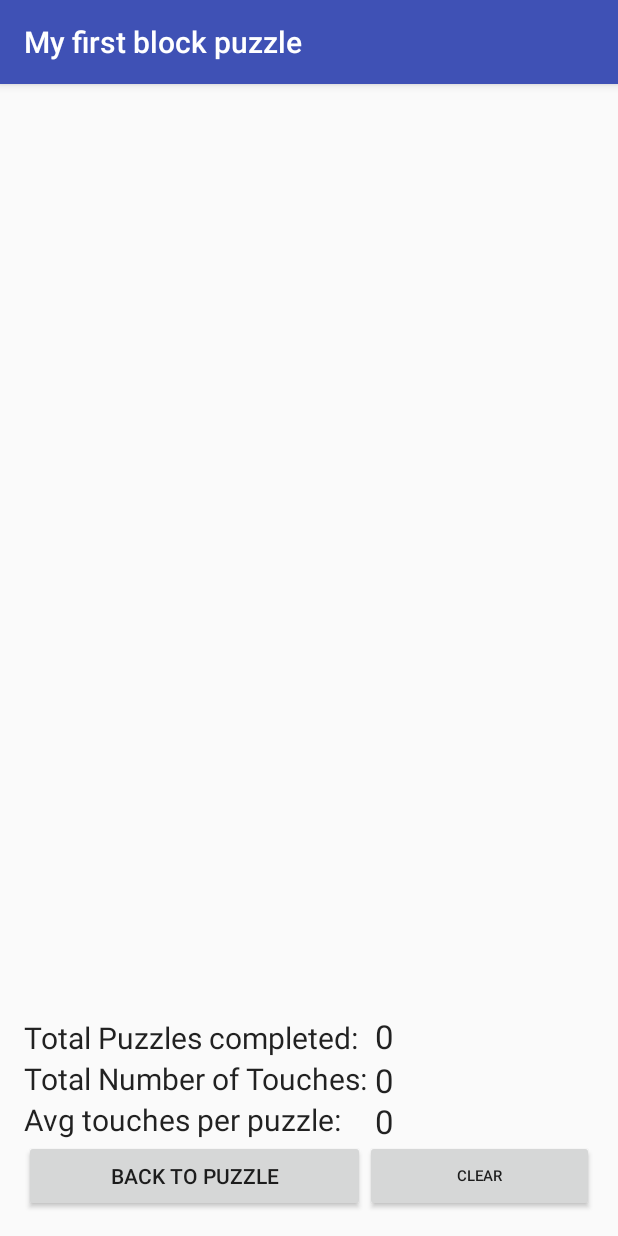
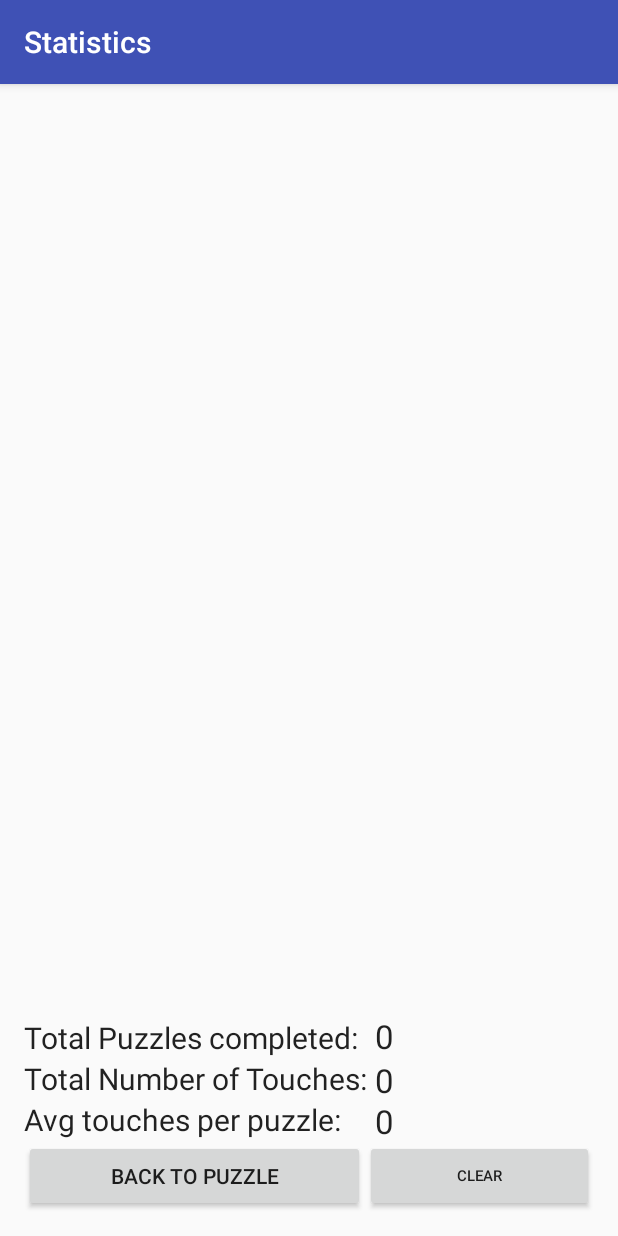
Before and after one commit to jedixo/CP3307_mobileTech_a1_blockPuzzle, an Android app: the MainActivity screen opened directly, with no data from a screen before it, in the options menu, after a tap on "Statistics", on a phone screen of 412 x 824 dp. Run offline under Robolectric (Android 15) with nearby library versions, the phone set to English and light mode, and no system bars.

Commit message:
100% finished android side

```diff
--- a/app/src/main/AndroidManifest.xml
+++ b/app/src/main/AndroidManifest.xml
@@ -27,7 +27,10 @@
                 <category android:name="android.intent.category.LAUNCHER" />
             </intent-filter>
         </activity>
-        <activity android:name=".StatisticsActivity"></activity>
+        <activity
+            android:name=".StatisticsActivity"
+            android:label="@string/statistics">
+        </activity>
     </application>
 
 </manifest>
--- a/app/src/main/java/com/example/jake_/cp3307_a1/DatabaseAccess.java
+++ b/app/src/main/java/com/example/jake_/cp3307_a1/DatabaseAccess.java
@@ -6,13 +6,20 @@ import android.database.Cursor;
 import android.database.sqlite.SQLiteDatabase;
 import android.database.sqlite.SQLiteOpenHelper;
 
-
+/**
+ * Database access controller
+ */
 public class DatabaseAccess extends SQLiteOpenHelper {
 
     private static int VERSION = 6;
     private static String TABLENAME = "performance";
     private static String DATABASE = "performanceData";
 
+    /**
+     * Initiator that sets up access to the database
+     *
+     * @param context the context of the activities
+     */
     public DatabaseAccess(Context context) {
         super(context, DATABASE, null, VERSION);
     }
@@ -20,25 +27,38 @@ public class DatabaseAccess extends SQLiteOpenHelper {
     @Override
     public void onCreate(SQLiteDatabase db) {
         setup(db);
-
     }
 
     @Override
     public void onUpgrade(SQLiteDatabase db, int oldVersion, int newVersion) {
         setup(db);
-
     }
 
-    private void setup(SQLiteDatabase up) {
-        up.execSQL("DROP TABLE IF EXISTS " + TABLENAME + ";");
-        up.execSQL("CREATE TABLE " + TABLENAME + " (_id INTEGER PRIMARY KEY, touches INTEGER);");
-
+    /**
+     * Setup - creates a table if none exists and sets it uo
+     *
+     * @param db - the database handle
+     */
+    private void setup(SQLiteDatabase db) {
+        db.execSQL("DROP TABLE IF EXISTS " + TABLENAME + ";");
+        db.execSQL("CREATE TABLE " + TABLENAME + " (_id INTEGER PRIMARY KEY, touches INTEGER);");
     }
 
+    /**
+     * getAllCursor - gets every row from the table
+     *
+     * @return - returns a cursor containing all rows
+     */
     public Cursor getAllCursor() {
         return getReadableDatabase().rawQuery("SELECT * FROM " + TABLENAME + ";", null);
     }
 
+    /**
+     * addNewEntry - adds a new entry to the db
+     *
+     * @param touches - number of touches to record
+     * @return - returns if the operation succeeded or not
+     */
     public boolean addNewEntry(int touches) {
         try {
             ContentValues values = new ContentValues();
@@ -46,11 +66,13 @@ public class DatabaseAccess extends SQLiteOpenHelper {
             getReadableDatabase().insert(TABLENAME, null, values);
             return true;
         } catch (Exception e) {
-            System.out.println(e.toString());
             return false;
         }
     }
 
+    /**
+     * clearAll - deletes everything form the table
+     */
     public void clearAll() {
         this.getReadableDatabase().execSQL("delete from " + TABLENAME + ";");
     }
--- a/app/src/main/java/com/example/jake_/cp3307_a1/MainActivity.java
+++ b/app/src/main/java/com/example/jake_/cp3307_a1/MainActivity.java
@@ -1,9 +1,6 @@
 package com.example.jake_.cp3307_a1;
 
 import android.content.Intent;
-import android.database.Cursor;
-import android.media.AudioManager;
-import android.media.SoundPool;
 import android.os.Bundle;
 import android.os.Handler;
 import android.support.v7.app.AppCompatActivity;
@@ -14,27 +11,33 @@ import android.view.View;
 import android.widget.Button;
 import android.widget.ImageView;
 
+/**
+ * mainActivity controller class
+ */
 public class MainActivity extends AppCompatActivity {
 
+    // objects that help control the puzzle
     private PictureWorker worker;
-    private static DatabaseAccess database;
+    private DatabaseAccess database;
     private SoundSystem soundSystem;
 
+    //resources from the activity XML
     private Button randomButton;
     private int[] drawablesPipes = {R.drawable.pipe1, R.drawable.pipe2, R.drawable.pipe3, R.drawable.pipe4, R.drawable.pipe5, R.drawable.pipe6};
     private int[] drawablesShapes = {R.drawable.shape1, R.drawable.shape2, R.drawable.shape3, R.drawable.shape4, R.drawable.shape5};
     private int[] drawablesPatterns = {R.drawable.patterns1, R.drawable.patterns2, R.drawable.patterns3, R.drawable.patterns4,
             R.drawable.patterns5, R.drawable.patterns6};
 
-    private String theme;
+    //other variables
     private int touches = 0;
 
-
+    /**
+     * initiator
+     */
     public MainActivity() {
         worker = new PictureWorker(this);
         worker.start();
     }
-
 
     @Override
     protected void onCreate(Bundle savedInstanceState) {
@@ -42,29 +45,31 @@ public class MainActivity extends AppCompatActivity {
         setContentView(R.layout.activity_main);
         Toolbar toolbar = (Toolbar) findViewById(R.id.toolbar);
         setSupportActionBar(toolbar);
-
-        randomButton = (Button) findViewById(R.id.randomButton);
-        randomButton.setEnabled(false);
-
         if (getSupportActionBar() != null) {
             getSupportActionBar().setDisplayHomeAsUpEnabled(true);
         }
 
-        //pass this entire array into controller
+        //sets up objects
+        database = new DatabaseAccess(this);
+        soundSystem = new SoundSystem(this);
+        randomButton = (Button) findViewById(R.id.randomButton);
+
+        if (randomButton != null) {
+            randomButton.setEnabled(false);
+        }
+
+        //passes imgviews to imageView controller
+        Handler handler = new Handler();
         ImageView[] imgViews = {(ImageView) findViewById(R.id.preview), (ImageView) findViewById(R.id.topLeft),
                 (ImageView) findViewById(R.id.topRight), (ImageView) findViewById(R.id.bottomLeft), (ImageView) findViewById(R.id.bottomRight)};
-
-        database = new DatabaseAccess(this);
-        soundSystem = new SoundSystem(this);
-
-        Handler handler = new Handler();
         ImageViewController.setViews(imgViews);
 
+        //gets the theme and tells picture worker to load images from that theme
         Bundle settingsData = getIntent().getExtras();
         if (settingsData != null) {
-            theme = settingsData.getString("theme");
-        }
+            String theme = settingsData.getString("theme");
 
+            if (theme != null) {
                 int length;
                 int[] drawables;
                 switch (theme) {
@@ -87,11 +92,12 @@ public class MainActivity extends AppCompatActivity {
                     worker.loadResource(drawable, handler);
                 }
             }
+        }
+    }
 
 
     @Override
     public boolean onCreateOptionsMenu(Menu menu) {
-        // Inflate the menu; this adds items to the action bar if it is present.
         getMenuInflater().inflate(R.menu.menu_main, menu);
         return true;
     }
@@ -103,12 +109,17 @@ public class MainActivity extends AppCompatActivity {
                 Intent intent = new Intent(this, StatisticsActivity.class);
                 startActivity(intent);
             }
-        } catch (Exception e){
+        } catch (Exception e) {
             //item not selected
         }
         return super.onOptionsItemSelected(item);
     }
 
+    /**
+     * random buttons callback
+     *
+     * @param view - the view
+     */
     public void Randomize(View view) {
         touches = 0;
         ImageViewController.reset();
@@ -116,6 +127,11 @@ public class MainActivity extends AppCompatActivity {
 
     }
 
+    /**
+     * each imageView calls back to this function
+     *
+     * @param view -  the view
+     */
     public void nextImage(View view) {
         touches += 1;
         switch (view.getId()) {
@@ -141,6 +157,10 @@ public class MainActivity extends AppCompatActivity {
 
     }
 
+    /**
+     * this plus the singleton image controller is the only way
+     * i could solve my memory leak
+     */
     @Override
     public void onDestroy() {
         super.onDestroy();
--- a/app/src/main/java/com/example/jake_/cp3307_a1/PictureWorker.java
+++ b/app/src/main/java/com/example/jake_/cp3307_a1/PictureWorker.java
@@ -7,9 +7,10 @@ import android.graphics.BitmapFactory;
 import android.os.Handler;
 import android.os.Looper;
 
-
+/**
+ * Picture worker class - 75% of the code is from the example poster to LJCU
+ */
 public class PictureWorker extends Thread {
-
 
     private ImageViewController imageViewController = ImageViewController.getInstance();
 
@@ -23,6 +24,14 @@ public class PictureWorker extends Thread {
         this.context = context;
     }
 
+    /**
+     * calculates the resample size
+     *
+     * @param options   - options for bitmap
+     * @param reqWidth  - set width
+     * @param reqHeight - set height
+     * @return - returns sample size
+     */
     public static int calculateInSampleSize(BitmapFactory.Options options, int reqWidth, int reqHeight) {
         final int height = options.outHeight;
         final int width = options.outWidth;
@@ -39,6 +48,15 @@ public class PictureWorker extends Thread {
         return inSampleSize;
     }
 
+    /**
+     * decodes the bitmap and resamples it
+     *
+     * @param res       - resources
+     * @param resId     - resource id for a particular bitmap
+     * @param reqWidth  - set width
+     * @param reqHeight - set height
+     * @return returns the bitmap
+     */
     public static Bitmap decodeSampledBitmapFromResource(Resources res, int resId, int reqWidth, int reqHeight) {
 
         final BitmapFactory.Options options = new BitmapFactory.Options();
@@ -59,11 +77,19 @@ public class PictureWorker extends Thread {
         Looper.loop();
     }
 
-
+    /**
+     * stops the worker
+     */
     public void quit() {
         looper.quit();
     }
 
+    /**
+     * loads each quarter of the original bitmap and the sample
+     *
+     * @param id     - id of the bitmap to load
+     * @param runner - the thread to run on
+     */
     public void loadResource(final int id, final Handler runner) {
         handler.post(new Runnable() {
             @Override
@@ -79,7 +105,6 @@ public class PictureWorker extends Thread {
                 runner.post(new Runnable() {
                     @Override
                     public void run() {
-                        System.out.println("1");
                         if (loaded == totalImages) {
                             //imageViewController.setInitialBitmaps();
                             ImageViewController.randomiseImages();
--- a/app/src/main/java/com/example/jake_/cp3307_a1/SoundSystem.java
+++ b/app/src/main/java/com/example/jake_/cp3307_a1/SoundSystem.java
@@ -6,18 +6,25 @@ import android.media.SoundPool;
 import android.os.Handler;
 import android.os.Looper;
 
-
+/**
+ * sound system loader / worker
+ */
 public class SoundSystem {
-
-    public int id;
-    public int count;
-    public int MAX_COUNT = 1;
-    public boolean ready = false;
 
     private SoundPool pool;
     private Looper looper;
     private Handler handler;
 
+    private int id;
+    private int count;
+    private int MAX_COUNT = 1;
+    private boolean ready = false;
+
+    /**
+     * initiator of the sound system
+     *
+     * @param context the context
+     */
     public SoundSystem(Context context) {
         pool = new SoundPool(12, AudioManager.STREAM_MUSIC, 0);
 
@@ -33,7 +40,6 @@ public class SoundSystem {
                 }
             }
         });
-
         id = pool.load(context, R.raw.tada, 1);
     }
 
@@ -57,7 +63,10 @@ public class SoundSystem {
         });
     }
 
-
+    /**
+     * looper worker sub class
+     * runs the sound system on a separate thread
+     */
     private class LooperThread extends Thread {
         @Override
         public void run() {
--- a/app/src/main/java/com/example/jake_/cp3307_a1/StatisticsActivity.java
+++ b/app/src/main/java/com/example/jake_/cp3307_a1/StatisticsActivity.java
@@ -8,12 +8,11 @@ import android.widget.ListView;
 import android.widget.SimpleCursorAdapter;
 import android.widget.TextView;
 
+/**
+ * statistics activity controller
+ */
 public class StatisticsActivity extends AppCompatActivity {
 
-    private ListView listView;
-    private TextView totalComplete;
-    private TextView numberTouches;
-    private TextView avgTouches;
     private DatabaseAccess database;
 
     @Override
@@ -21,30 +20,33 @@ public class StatisticsActivity extends AppCompatActivity {
         super.onCreate(savedInstanceState);
         setContentView(R.layout.activity_statistics);
 
+        ListView listView = (ListView) findViewById(R.id.listView);
+        TextView totalComplete = (TextView) findViewById(R.id.totalPuzzles);
+        TextView numberTouches = (TextView) findViewById(R.id.totalTouches);
+        TextView avgTouches = (TextView) findViewById(R.id.averageTouches);
+
         database = new DatabaseAccess(this);
-        listView  = (ListView) findViewById(R.id.listView);
-        totalComplete = (TextView) findViewById(R.id.totalPuzzles);
-        numberTouches = (TextView) findViewById(R.id.totalTouches);
-        avgTouches = (TextView) findViewById(R.id.averageTouches);
 
         Cursor cursor = database.getAllCursor();
-        SimpleCursorAdapter adapter = new SimpleCursorAdapter(this,
-                R.layout.item_view,
-                cursor,
-                new String[] {"_id", "touches"},
-                new int[] {R.id.id, R.id.touches},
-                0);
+        SimpleCursorAdapter adapter = new SimpleCursorAdapter(this, R.layout.item_view, cursor,
+                new String[]{"_id", "touches"}, new int[]{R.id.id, R.id.touches}, 0);
+
+        if (listView != null && totalComplete != null && numberTouches != null && avgTouches != null) {
             listView.setAdapter(adapter);
 
             int totalPuzzlesCompleted = listView.getCount();
             int totalTouches = 0;
+
             while (cursor.moveToNext()) {
                 totalTouches += cursor.getInt(1);
             }
+
+            //dunno what these warning are about but im not fixing them
             totalComplete.setText(String.format("%d", totalPuzzlesCompleted));
             numberTouches.setText(String.format("%d", totalTouches));
             if (totalPuzzlesCompleted > 0) {
                 avgTouches.setText(String.format("%d", totalTouches / totalPuzzlesCompleted));
+            }
         }
     }
 
--- a/app/src/main/res/values/strings.xml
+++ b/app/src/main/res/values/strings.xml
@@ -1,6 +1,6 @@
 <resources>
     <string name="app_name">My first block puzzle</string>
     <string name="action_settings">Settings</string>
-    <string name="title_activity_settings">Parental Settings</string>
+    <string name="title_activity_settings">My First Block Puzzle Settings</string>
     <string name="statistics">Statistics</string>
 </resources>
```
Also changed, not shown: app/src/main/java/com/example/jake_/cp3307_a1/SettingsActivity.java (+14 -9 lines), app/src/main/res/layout/content_settings.xml (+7 -0 lines), 2 other files. Lines whose indentation alone changed are shown as unchanged.
